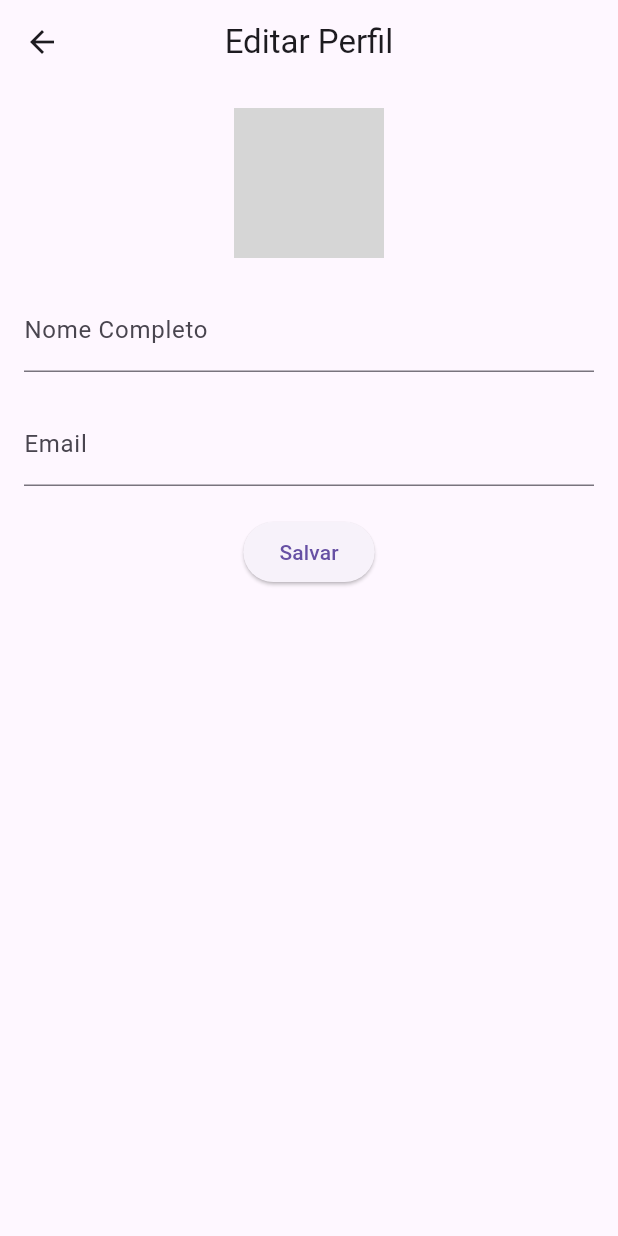
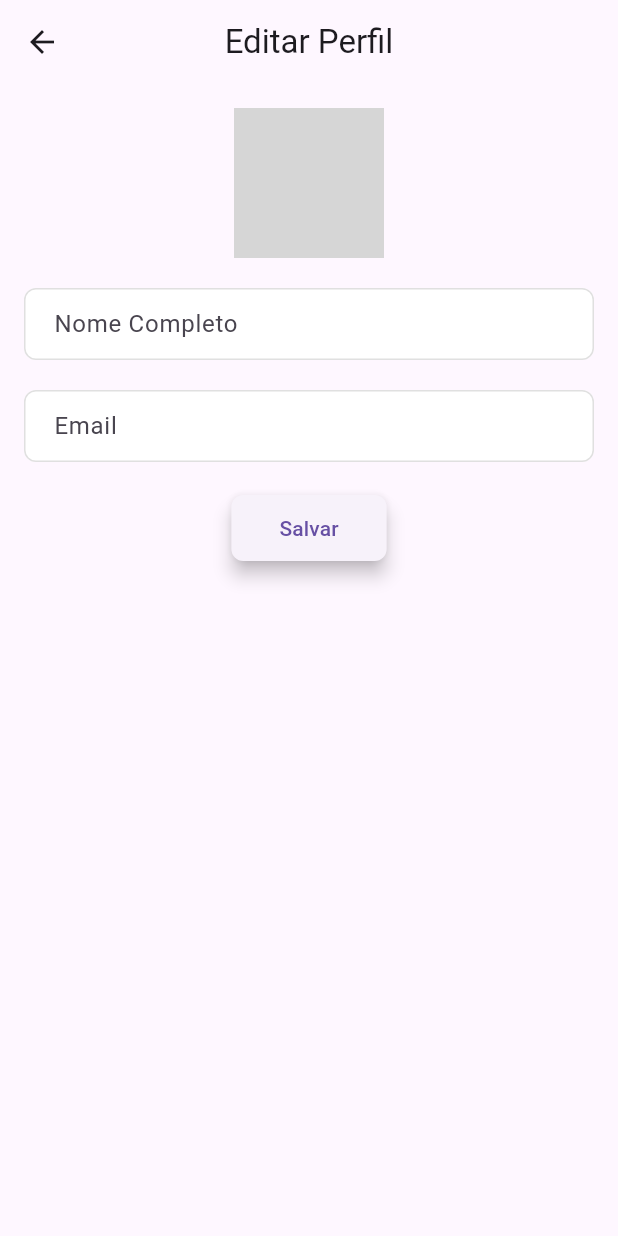
Before and after one commit to DaniellyBenicio/portApp, a Flutter app: the EditProfilePage screen opened by its route, on a phone screen of 412 x 824 dp. Run offline on Flutter 3.47's test engine with Material 3 defaults, Android fonts, the phone set to English and light mode, and no system bars; our stand-ins replace cloud_firestore, firebase_auth, firebase_core, image_picker, shared_preferences; accounts and stored records are empty; network calls fail; grey boxes are pictures that could not be loaded.

Commit message:
feat(EditProfilePage): Adicionado personalização dos input da edição

```diff
--- a/my_project/lib/EditProfilePage.dart
+++ b/my_project/lib/EditProfilePage.dart
@@ -125,15 +125,43 @@ class _EditProfilePageState extends State<EditProfilePage> {
             const SizedBox(height: 20),
             TextFormField(
               controller: _nameController,
-              decoration: const InputDecoration(
+              decoration: InputDecoration(
                 labelText: 'Nome Completo',
+                filled: true,
+                fillColor: Colors.white,
+                border: OutlineInputBorder(
+                  borderRadius: BorderRadius.circular(8),
+                ),
+                enabledBorder: OutlineInputBorder(
+                  borderSide: BorderSide(color: Colors.grey.shade300),
+                  borderRadius: BorderRadius.circular(8),
+                ),
+                focusedBorder: OutlineInputBorder(
+                  borderSide: BorderSide(color: Colors.blue),
+                  borderRadius: BorderRadius.circular(8),
+                ),
+                contentPadding: const EdgeInsets.symmetric(horizontal: 16, vertical: 12),
               ),
             ),
             const SizedBox(height: 20),
             TextFormField(
               controller: _emailController,
-              decoration: const InputDecoration(
+              decoration: InputDecoration(
                 labelText: 'Email',
+                filled: true,
+                fillColor: Colors.white,
+                border: OutlineInputBorder(
+                  borderRadius: BorderRadius.circular(8),
+                ),
+                enabledBorder: OutlineInputBorder(
+                  borderSide: BorderSide(color: Colors.grey.shade300),
+                  borderRadius: BorderRadius.circular(8),
+                ),
+                focusedBorder: OutlineInputBorder(
+                  borderSide: BorderSide(color: Colors.blue),
+                  borderRadius: BorderRadius.circular(8),
+                ),
+                contentPadding: const EdgeInsets.symmetric(horizontal: 16, vertical: 12),
               ),
               readOnly: true, //Campo de e-mail apenas leitura
             ),
@@ -141,6 +169,13 @@ class _EditProfilePageState extends State<EditProfilePage> {
             ElevatedButton(
               onPressed: _updateProfile,
               child: const Text('Salvar'),
+              style: ElevatedButton.styleFrom(
+                padding: const EdgeInsets.symmetric(horizontal: 32, vertical: 12),
+                shape: RoundedRectangleBorder(
+                  borderRadius: BorderRadius.circular(8),
+                ),
+                elevation: 5,
+              ),
             ),
           ],
         ),
```
